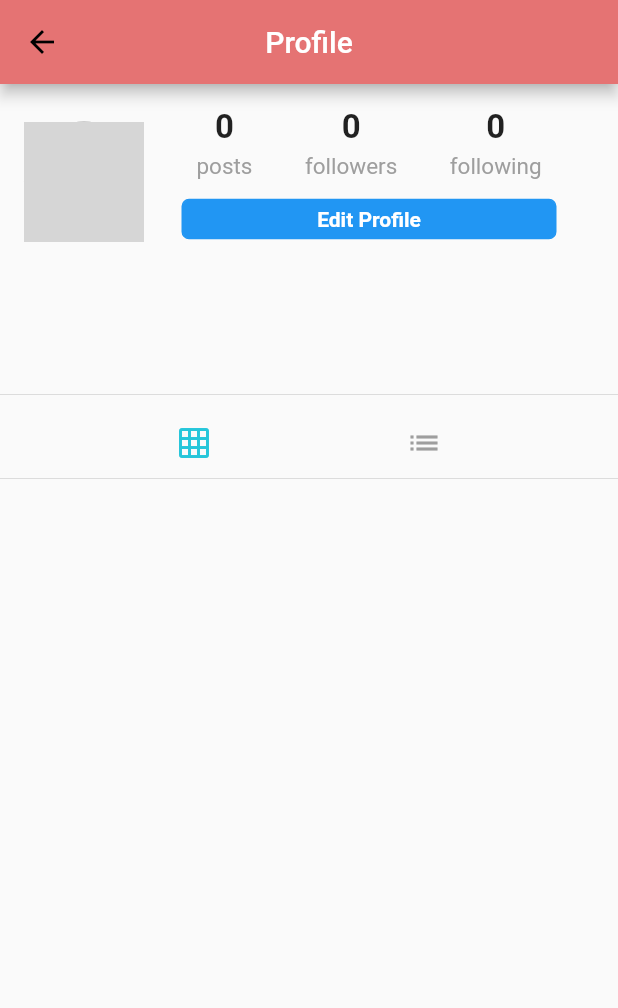
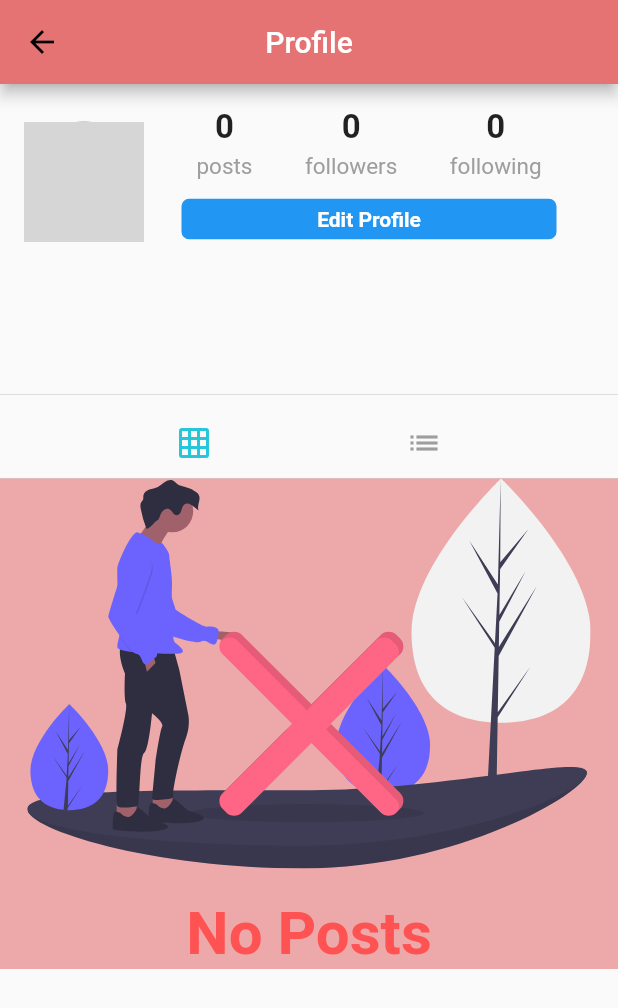
Before and after one commit to kimjaehu/fabbit, a Flutter app: the Profile screen opened directly, on a phone screen of 412 x 824 dp. Shown: the top 1008 px of the screen. Run offline on Flutter 3.47's test engine with Material 2 defaults, Android fonts, the phone set to English and light mode, and no system bars; our stand-ins replace cached_network_image, cloud_firestore, firebase_storage, flutter_svg, geolocator, google_sign_in and 1 more; missing offline and left inert: animator; accounts and stored records are empty; network calls fail; grey boxes are pictures that could not be loaded.

```diff
--- a/lib/pages/profile.dart
+++ b/lib/pages/profile.dart
@@ -8,6 +8,7 @@ import 'package:fabbit/widgets/post_tile.dart';
 import 'package:fabbit/widgets/progress.dart';
 import 'package:flutter/material.dart';
 import 'package:fabbit/pages/home.dart';
+import 'package:flutter_svg/svg.dart';
 
 class Profile extends StatefulWidget {
   final String profileId;
@@ -195,7 +196,30 @@ class _ProfileState extends State<Profile> {
   buildProfilePosts() {
     if (isLoading) {
       return circularProgress();
-    } else if (postOrientation == "grid") {
+    } else if (posts.isEmpty) {
+      return Container(
+      color: Theme.of(context).accentColor.withOpacity(0.6),
+      child: Column(
+        mainAxisAlignment: MainAxisAlignment.center,
+        children: <Widget>[
+          SvgPicture.asset('assets/images/no_content.svg', height: 260.0),
+          Padding(
+            padding: EdgeInsets.only(top: 20.0),
+              child: Text(
+                "No Posts",
+                style: TextStyle(
+                  color: Colors.redAccent,
+                  fontSize: 40.0,
+                  fontWeight: FontWeight.bold
+                ),
+              ),
+          )
+        ],
+      ),
+    );
+    }
+
+    else if (postOrientation == "grid") {
       List<GridTile> gridTiles = [];
       posts.forEach((post) {
         gridTiles.add(GridTile(child: PostTile(post)));
--- a/pubspec.yaml
+++ b/pubspec.yaml
@@ -29,6 +29,7 @@ dependencies:
   uuid: ^2.0.2
   firebase_storage: ^3.0.6
   geolocator: ^5.1.3
+  animator: ^1.0.0+1
   # The following adds the Cupertino Icons font to your application.
   # Use with the CupertinoIcons class for iOS style icons.
   cupertino_icons: ^0.1.2
```
Also changed, not shown: lib/widgets/post.dart (+78 -5 lines), pubspec.lock.
